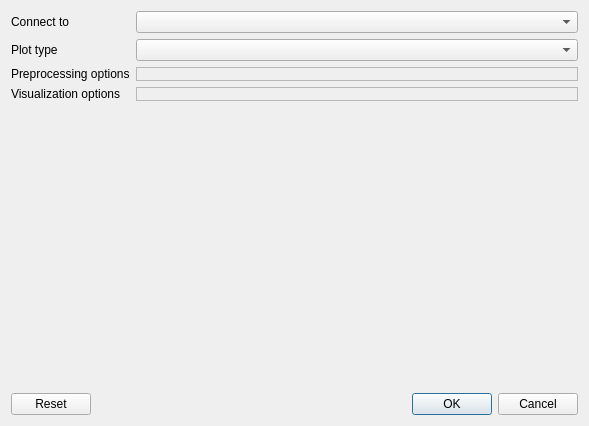
Old version of the form src/medusa_platform/gui/ui_files/plot_config_dialog.ui in the repository CommanderPho/medusa-platform.
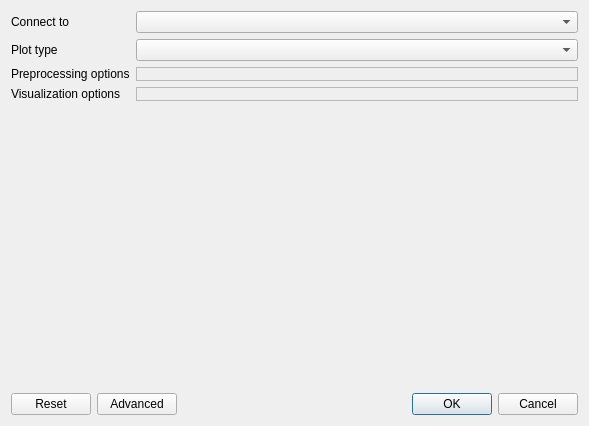
New version of the form. Icons and pictures are not drawn.

Patch:
```diff
--- a/src/medusa_platform/gui/ui_files/plot_config_dialog.ui
+++ b/src/medusa_platform/gui/ui_files/plot_config_dialog.ui
@@ -81,13 +81,29 @@
        </property>
       </widget>
      </item>
+     <item>
+      <widget class="QPushButton" name="pushButton_toggle_advanced">
+       <property name="text">
+        <string>Advanced</string>
+       </property>
+       <property name="icon">
+        <iconset theme="QIcon::ThemeIcon::InputKeyboard"/>
+       </property>
+       <property name="checkable">
+        <bool>true</bool>
+       </property>
+      </widget>
+     </item>
      <item>
       <widget class="QDialogButtonBox" name="buttonBox">
        <property name="orientation">
         <enum>Qt::Horizontal</enum>
        </property>
        <property name="standardButtons">
-        <set>QDialogButtonBox::Cancel|QDialogButtonBox::Ok</set>
+        <set>QDialogButtonBox::StandardButton::Cancel|QDialogButtonBox::StandardButton::Ok</set>
+       </property>
+       <property name="centerButtons">
+        <bool>false</bool>
        </property>
       </widget>
      </item>
```
Left out of the diff: 10 changed lines with no effect on the pictures.
